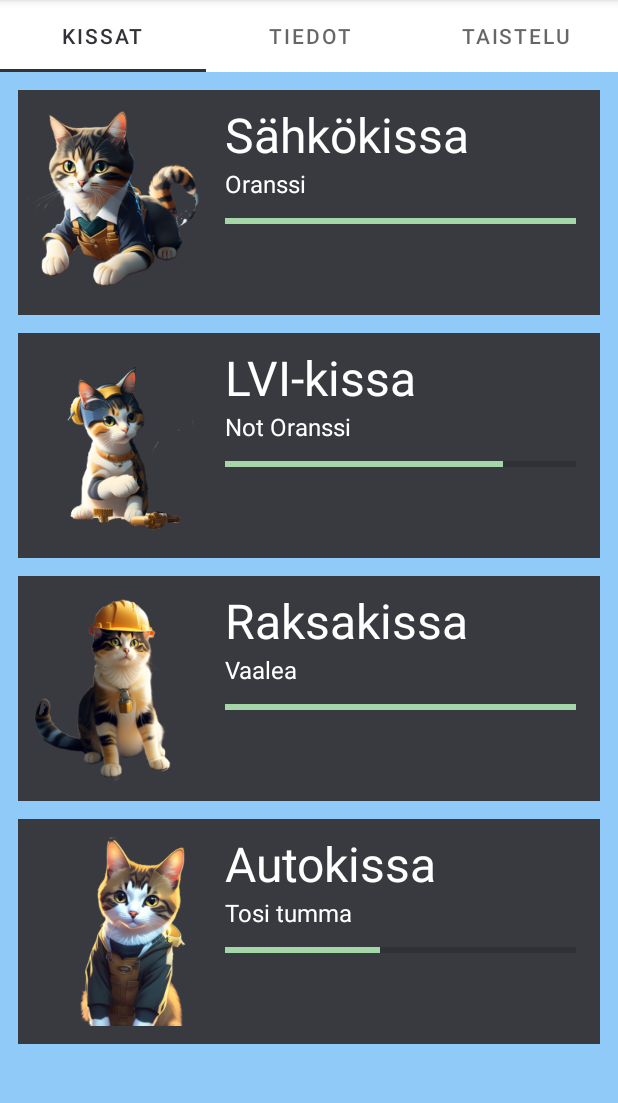
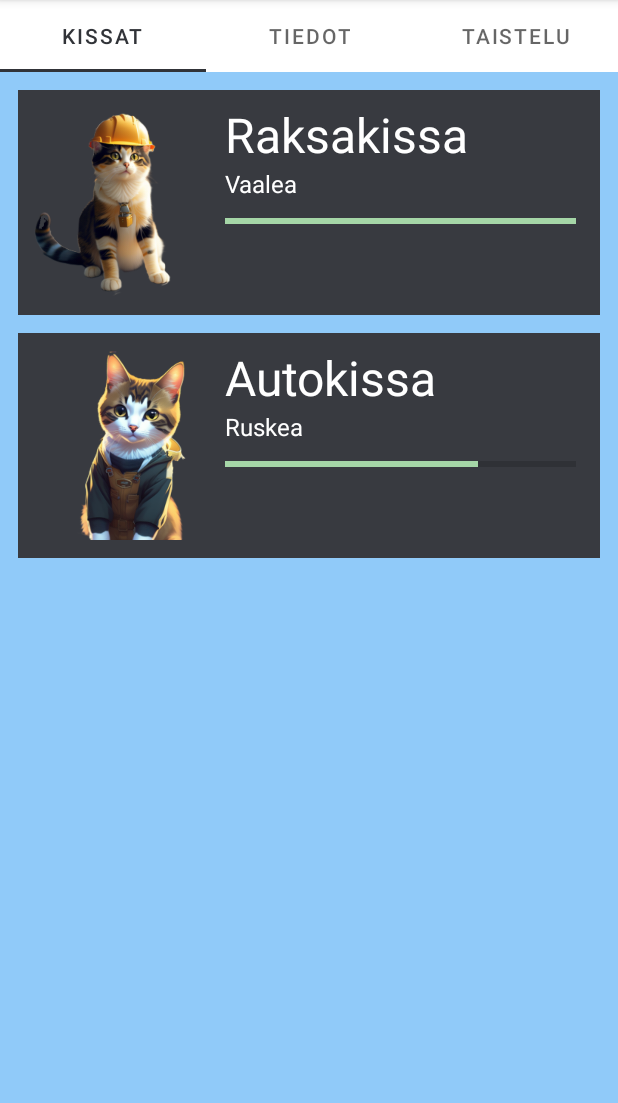
Before and after one commit to JaakkoLipp/Ammattikissat, an Android app: the screen it shows after launch (HomeScreen), after a tap on "ALOITA", on a phone screen of 412 x 824 dp, the part 84-1187 px from its top. Run offline under Robolectric (Android 15) with nearby library versions, the phone set to English and light mode, and no system bars.

Commit message:
music+fixes

```diff
--- a/app/src/main/AndroidManifest.xml
+++ b/app/src/main/AndroidManifest.xml
@@ -1,7 +1,8 @@
 <?xml version="1.0" encoding="utf-8"?>
 <manifest xmlns:android="http://schemas.android.com/apk/res/android"
     xmlns:tools="http://schemas.android.com/tools">
-
+    <uses-permission android:name="android.permission.FOREGROUND_SERVICE" />
+    <uses-permission android:name="android.permission.WAKE_LOCK" />
     <application
         android:allowBackup="true"
         android:dataExtractionRules="@xml/data_extraction_rules"
@@ -11,6 +12,7 @@
         android:supportsRtl="true"
         android:theme="@style/Theme.Ammattikissat"
         tools:targetApi="31">
+        <service android:name=".MusicService" />
         <activity
             android:name=".CatView"
             android:exported="false" />
--- a/app/src/main/java/com/kolmenHengenTyhma/ammattikissat/MainActivity.java
+++ b/app/src/main/java/com/kolmenHengenTyhma/ammattikissat/MainActivity.java
@@ -5,18 +5,19 @@ import androidx.appcompat.app.AppCompatActivity;
 import android.content.Intent;
 import android.media.MediaPlayer;
 import android.os.Bundle;
+import android.util.Log;
 import android.view.View;
 
 public class MainActivity extends AppCompatActivity {
     MediaPlayer mediaPlayer;
-
-    private ProfessionalSchool professionalSchool = ProfessionalSchool.getInstance();
 
     @Override
     protected void onCreate(Bundle savedInstanceState) {
         super.onCreate(savedInstanceState);
         setContentView(R.layout.activity_main);
         ProfessionalSchool.getInstance().loadCats(this.getApplicationContext());
+        Intent intent = new Intent(this, MusicService.class);
+        startService(intent);
     }
     public void switchToHome(View view) {
         Intent intent = new Intent(this, HomeScreen.class);
@@ -25,4 +26,12 @@ public class MainActivity extends AppCompatActivity {
     // TODO: KEEP CODE IN MAIN MINIMAL
     // TODO: - HOME Fragments
     // TODO: - call cat info fragment swap from cat recycler selection
+    @Override
+    public void onDestroy() {
+        Log.d("MusicService", "onDestroy()");
+        super.onDestroy();
+        mediaPlayer.stop();
+        mediaPlayer.release();
+    }
+
 }
--- a/app/src/main/java/com/kolmenHengenTyhma/ammattikissat/ProfessionalSchool.java
+++ b/app/src/main/java/com/kolmenHengenTyhma/ammattikissat/ProfessionalSchool.java
@@ -24,18 +24,12 @@ public class ProfessionalSchool {
     //Singleton
     private ProfessionalSchool() {
         // TODO: temp cats remove
-        ElectricianMan ELMAN = new ElectricianMan("Oranssi");
-        PipeMan POIPEMAN = new PipeMan("Not Oranssi");
-        RaksaMan REMONGER = new RaksaMan("Vaalea");
-        CarMan CARCAT = new CarMan("Tosi tumma");
-        POIPEMAN.takeDMG(5);
-        CARCAT.takeDMG(10);
-        catStorageList.put(0,ELMAN);
-        catStorageList.put(1, POIPEMAN);
-        catStorageList.put(2,REMONGER);
-        catStorageList.put(3,CARCAT);
-        orderNumberCat = 4;
-
+        RaksaMan remontter = new RaksaMan("Vaalea");
+        CarMan carCat = new CarMan("Ruskea");
+        carCat.takeDMG(5);
+        catStorageList.put(0,remontter);
+        catStorageList.put(1,carCat);
+        orderNumberCat = catStorageList.size();
     }
     public static ProfessionalSchool getInstance() {
         if (school == null) {
--- /dev/null
+++ b/app/src/main/res/drawable/queue_music.xml
@@ -0,0 +1,5 @@
+<vector android:autoMirrored="true" android:height="24dp"
+    android:tint="#000000" android:viewportHeight="24"
+    android:viewportWidth="24" android:width="24dp" xmlns:android="http://schemas.android.com/apk/res/android">
+    <path android:fillColor="@android:color/white" android:pathData="M15,6H3v2h12V6zM15,10H3v2h12V10zM3,16h8v-2H3V16zM17,6v8.18C16.69,14.07 16.35,14 16,14c-1.66,0 -3,1.34 -3,3s1.34,3 3,3s3,-1.34 3,-3V8h3V6H17z"/>
+</vector>
```
Also changed, not shown: app/src/main/java/com/kolmenHengenTyhma/ammattikissat/MusicService.java (added, +66 -0 lines).
